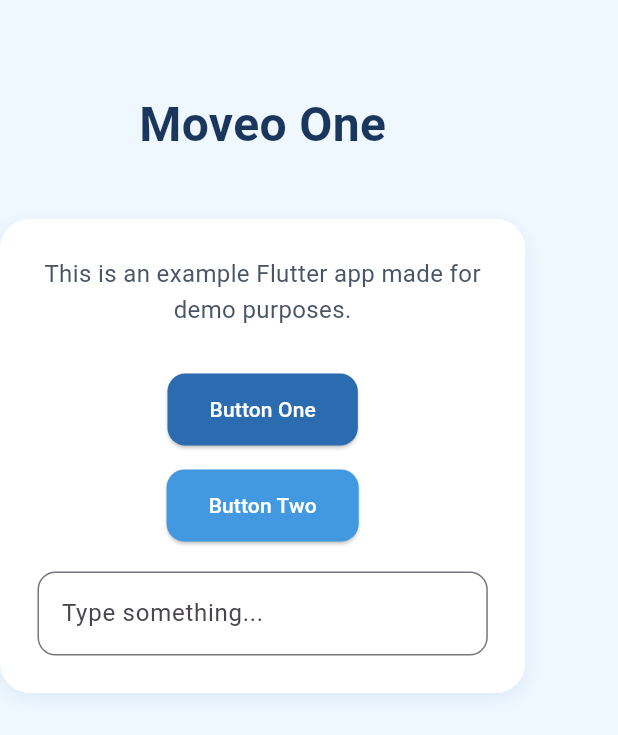
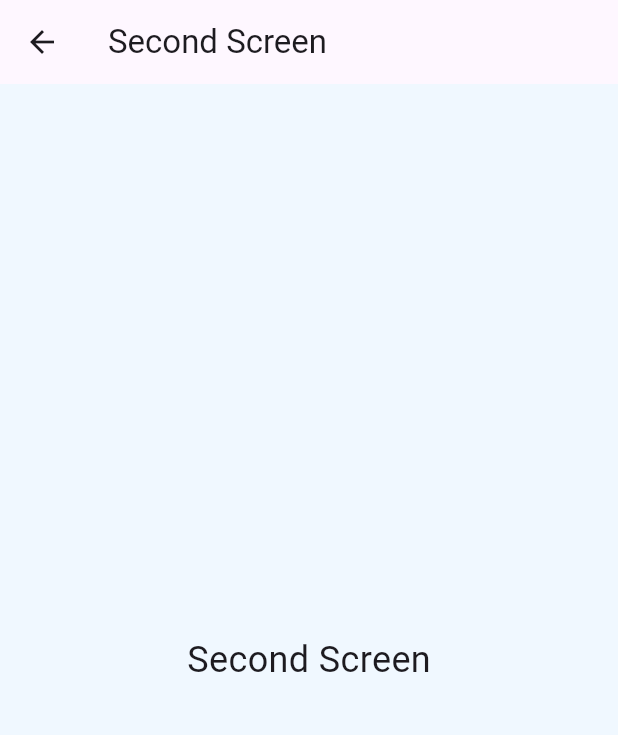
Before and after one commit to divstechnologydev/moveo-analytics-flutter, a Flutter app: the screen it shows after launch, after a tap on "Button One", on a phone screen of 412 x 824 dp. Shown: the top 735 px of the screen. Run offline on Flutter 3.47's test engine with Material 3 defaults, Android fonts, the phone set to English and light mode, and no system bars.

Commit message:
Second screen added

```diff
--- a/example/lib/main.dart
+++ b/example/lib/main.dart
@@ -1,8 +1,7 @@
 import 'package:flutter/material.dart';
-import 'package:flutter/material.dart';
+import 'second_screen.dart'; // Import the new second screen
 
 void main() {
-
   runApp(const MyApp());
 }
 
@@ -35,15 +34,19 @@ class _HomeScreenState extends State<HomeScreen> {
   @override
   void initState() {
     super.initState();
-
   }
 
   void _handleButtonPress(String buttonName) {
     print('Button pressed: $buttonName');
+    // Navigate to the second screen when a button is pressed.
+    Navigator.push(
+      context,
+      MaterialPageRoute(builder: (context) => const SecondScreen()),
+    );
   }
 
   void _handleInputEnd() {
-
+    // Handle input end if needed.
   }
 
   @override
@@ -63,10 +66,7 @@ class _HomeScreenState extends State<HomeScreen> {
             ),
             const SizedBox(height: 40),
             Container(
-              width: MediaQuery
-                  .of(context)
-                  .size
-                  .width * 0.85,
+              width: MediaQuery.of(context).size.width * 0.85,
               decoration: BoxDecoration(
                 color: Colors.white,
                 borderRadius: BorderRadius.circular(20),
@@ -125,8 +125,7 @@ class _HomeScreenState extends State<HomeScreen> {
             ? const Color(0xFF2B6CB0)
             : const Color(0xFF4299E1),
         padding: const EdgeInsets.symmetric(vertical: 14, horizontal: 28),
-        shape: RoundedRectangleBorder(
-            borderRadius: BorderRadius.circular(12)),
+        shape: RoundedRectangleBorder(borderRadius: BorderRadius.circular(12)),
       ),
       onPressed: () => _handleButtonPress(text),
       child: Text(
--- /dev/null
+++ b/example/lib/second_screen.dart
@@ -0,0 +1,20 @@
+import 'package:flutter/material.dart';
+
+class SecondScreen extends StatelessWidget {
+  const SecondScreen({super.key});
+
+  @override
+  Widget build(BuildContext context) {
+    return Scaffold(
+      appBar: AppBar(
+        title: const Text('Second Screen'),
+      ),
+      body: const Center(
+        child: Text(
+          'Second Screen',
+          style: TextStyle(fontSize: 24),
+        ),
+      ),
+    );
+  }
+}
```
